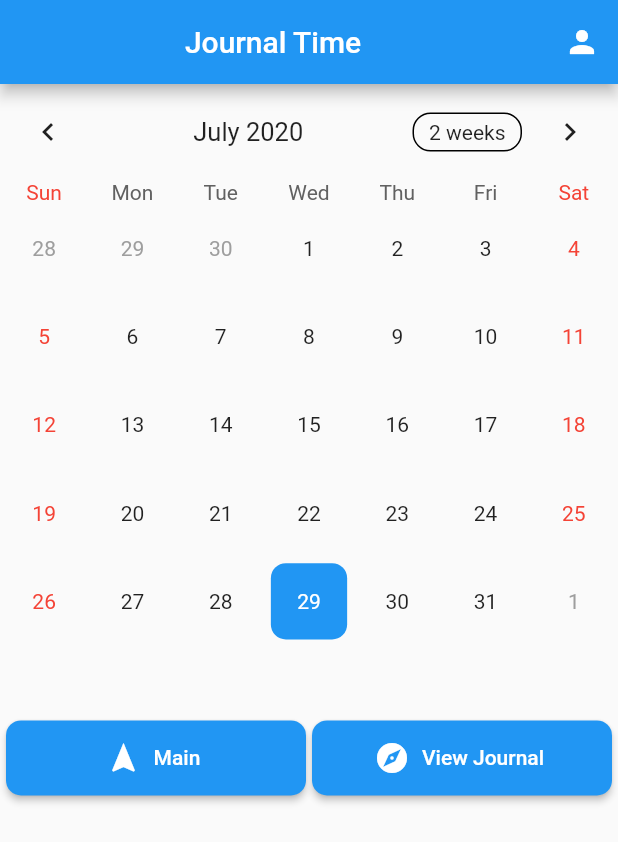
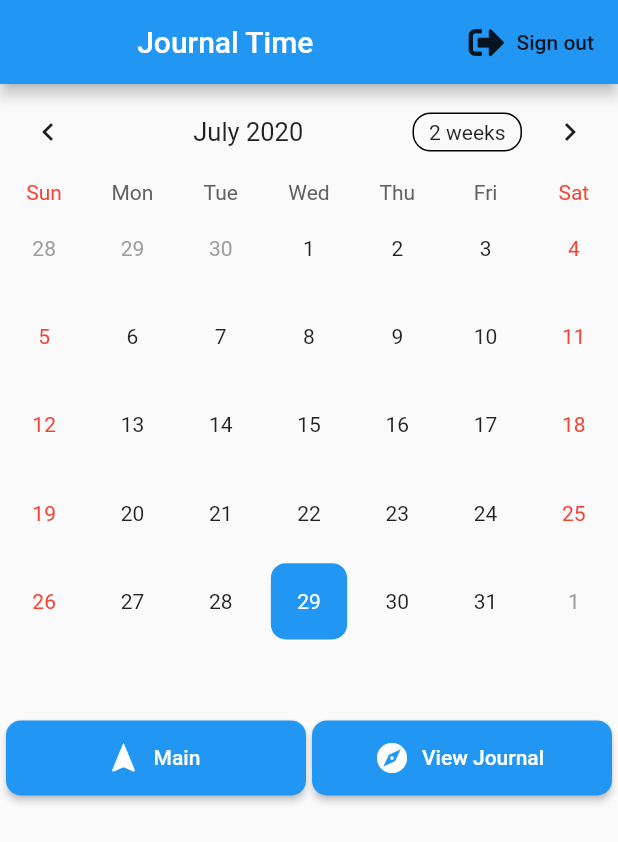
Before and after one commit to CS386-journal-time/journal, a Flutter app: the Calendar screen opened directly, after a tap on "Main", on a phone screen of 412 x 824 dp. Shown: the top 842 px of the screen. Run offline on Flutter 3.47's test engine with Material 2 defaults, Android fonts, the phone set to English and light mode, and no system bars; drawn by our look-alikes of table_calendar; our stand-ins replace firebase_auth, flutter_spinkit, font_awesome_flutter, image_picker; accounts and stored records are empty.

Commit message:
UI updates

```diff
--- a/journal/lib/backend/signIn.dart
+++ b/journal/lib/backend/signIn.dart
@@ -34,9 +34,9 @@ class _SignInState extends State<SignIn> {
     return loading ? Loading() : Scaffold(
       backgroundColor: Colors.grey,
       appBar: AppBar(
-        backgroundColor: Colors.blueGrey,
+        backgroundColor: Colors.blue,
         elevation: 0.0,
-        title: Text('Sign In to Journal Time'),
+        title: Text('Sign in to Journal Time'),
         actions: <Widget>[
           FlatButton.icon(
               onPressed: () {
@@ -74,10 +74,16 @@ class _SignInState extends State<SignIn> {
                 },
               ),
               SizedBox(height: 20.0),
-              RaisedButton(
-                color: Colors.green[600],
+              ButtonTheme(
+                minWidth: 200,
+                height: 50,
+                child: RaisedButton(
+                  color: Colors.blue,
+                  shape: RoundedRectangleBorder(
+                    borderRadius: BorderRadius.circular(10.0)
+                  ),
                   child: Text(
-                  'Sign in',
+                    'Sign In',
                     style: TextStyle(color: Colors.white),
                   ),
                   onPressed: () async{
@@ -98,6 +104,7 @@ class _SignInState extends State<SignIn> {
                     }
                   }
                 ),
+              ),
               SizedBox(height: 12.0),
               Text(
                 error,
--- a/journal/lib/journal/Calendar.dart
+++ b/journal/lib/journal/Calendar.dart
@@ -1,4 +1,6 @@
+import 'package:flutter/cupertino.dart';
 import 'package:flutter/material.dart';
+import 'package:font_awesome_flutter/font_awesome_flutter.dart';
 import 'package:table_calendar/table_calendar.dart';
 import 'package:journal/main.dart';
 import 'package:journal/journal/DayView.dart';
@@ -39,8 +41,9 @@ class _CalendarState extends State<Calendar> {
     return Scaffold(
       appBar: AppBar(
         actions: <Widget>[
-          IconButton(
-            icon: Icon(Icons.person),
+          FlatButton.icon(
+            icon: Icon(FontAwesomeIcons.signOutAlt),
+            label: Text('Sign out'),
             onPressed: () async{
               await _auth.signOut();
             },
--- a/journal/lib/shared/constants.dart
+++ b/journal/lib/shared/constants.dart
@@ -8,6 +8,6 @@ const textInputDecoration = InputDecoration(
     borderSide: BorderSide(color: Colors.white, width: 2.0),
   ),
   focusedBorder: OutlineInputBorder(
-    borderSide: BorderSide(color: Colors.green, width: 2.0),
+    borderSide: BorderSide(color: Colors.blue, width: 2.0),
   ),
 );
--- a/journal/lib/shared/loading.dart
+++ b/journal/lib/shared/loading.dart
@@ -6,7 +6,7 @@ class Loading extends StatelessWidget {
   @override
   Widget build(BuildContext context) {
     return Container(
-      color: Colors.red[100],
+      color: Colors.white,
       child: Center(
         child: SpinKitWave(
           color: Colors.blue,
```
Also changed, not shown: journal/lib/backend/register.dart (+12 -4 lines). Lines whose indentation alone changed are shown as unchanged.
